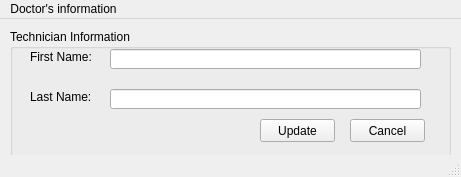
This is Screens/Admin UpdateTechnician.ui in RaahimHash/DBMS-Project-UHU-Clinic as Qt 5 draws it before an edit. The edited form follows.
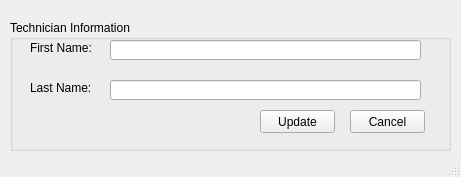
This is the edited form.

The edit to the form file:
```diff
--- a/Screens/Admin UpdateTechnician.ui
+++ b/Screens/Admin UpdateTechnician.ui
@@ -18,7 +18,7 @@
     <property name="geometry">
      <rect>
       <x>10</x>
-      <y>10</y>
+      <y>20</y>
       <width>441</width>
       <height>131</height>
      </rect>
@@ -106,22 +106,6 @@
     </widget>
    </widget>
   </widget>
-  <widget class="QMenuBar" name="menubar">
-   <property name="geometry">
-    <rect>
-     <x>0</x>
-     <y>0</y>
-     <width>461</width>
-     <height>21</height>
-    </rect>
-   </property>
-   <widget class="QMenu" name="menuScreen7">
-    <property name="title">
-     <string>Doctor's information</string>
-    </property>
-   </widget>
-   <addaction name="menuScreen7"/>
-  </widget>
   <widget class="QStatusBar" name="statusbar"/>
  </widget>
  <resources/>
```
Left out of the diff: 3 changed lines with no effect on the pictures.
